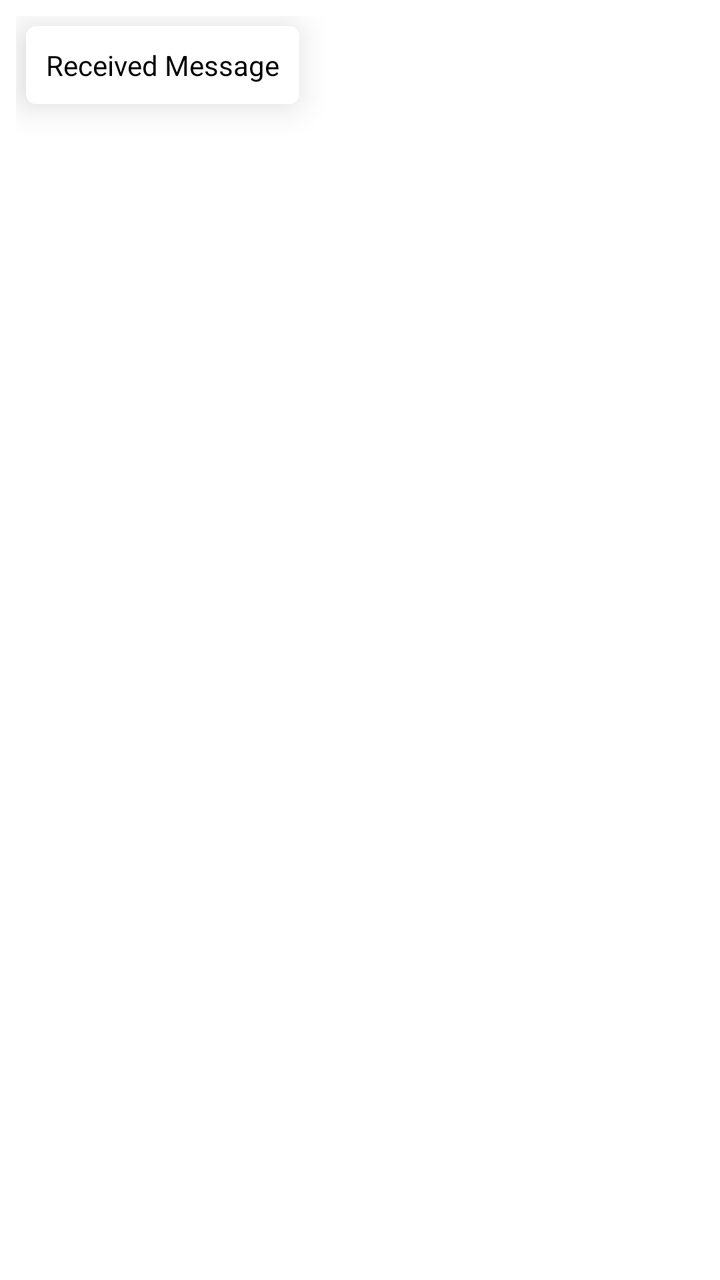
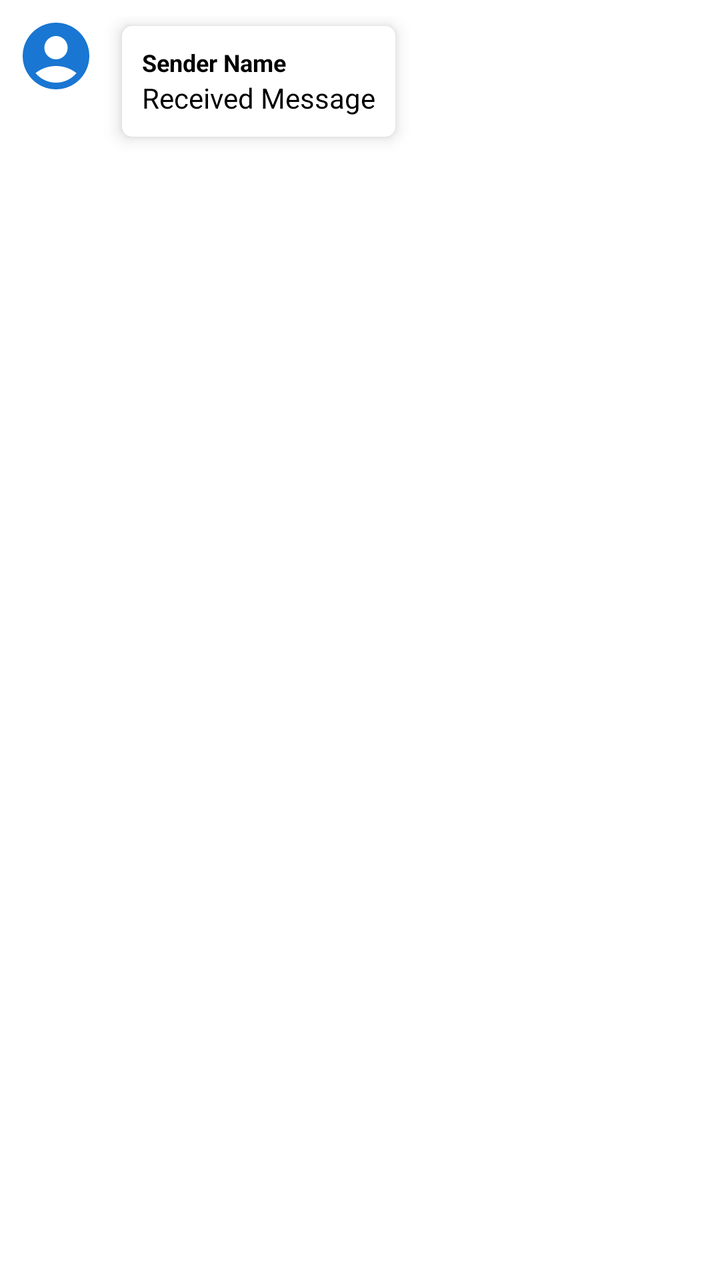

Before-and-after screenshots of an Android layout around one commit, followed by the original layout XML and the change that was made.
<!-- AndroidManifest.xml: application theme Theme.CQ_mobile -->
<!-- res/layout/item_message_received.xml -->
<LinearLayout xmlns:android="http://schemas.android.com/apk/res/android"
    android:layout_width="match_parent"
    android:layout_height="wrap_content"
    android:gravity="start"
    android:orientation="horizontal"
    android:padding="8dp">

    <LinearLayout
        android:id="@+id/messageContainer"
        android:layout_width="wrap_content"
        android:layout_height="wrap_content"
        android:elevation="10dp"
        android:background="@drawable/background_white"
        android:padding="10dp"
        android:layout_margin="5dp"
        android:orientation="vertical">

        <TextView
            android:id="@+id/messageText"
            android:layout_width="wrap_content"
            android:layout_height="wrap_content"
            android:text="Received Message"
            android:textColor="@android:color/black"
            android:textSize="14sp" />
    </LinearLayout>

</LinearLayout>
<!-- resources referenced by this layout -->
<resources>
  <!-- drawable background_white (drawable) -->
  <shape xmlns:android="http://schemas.android.com/apk/res/android">
      
      <solid android:color="#FFFFFF" /> 
  
      
      <corners android:radius="5dp" />
  
      
      <padding
          android:left="8dp"
          android:top="8dp"
          android:right="8dp"
          android:bottom="8dp" />
  </shape>
  <style name="Theme.CQ_mobile" parent="Theme.MaterialComponents.DayNight.DarkActionBar">
          
          <item name="colorPrimary">@color/purple_500</item>
          <item name="colorPrimaryVariant">@color/purple_700</item>
          <item name="colorOnPrimary">@color/white</item>
          
          <item name="colorSecondary">@color/teal_200</item>
          <item name="colorSecondaryVariant">@color/teal_700</item>
          <item name="colorOnSecondary">@color/black</item>
          
          <item name="android:statusBarColor">?attr/colorPrimaryVariant</item>
          
      </style>
  <color name="purple_500">#000000</color>
  <color name="purple_700">#000000</color>
  <color name="white">#FFFFFFFF</color>
  <color name="teal_200">#1976D2</color>
  <color name="teal_700">#FF018786</color>
  <color name="black">#FF000000</color>
</resources>

<!-- the commit's change to res/layout/item_message_received.xml (unified diff, before → after) -->
@@ -1,3 +1,4 @@
+<?xml version="1.0" encoding="utf-8"?>
 <LinearLayout xmlns:android="http://schemas.android.com/apk/res/android"
     android:layout_width="match_parent"
     android:layout_height="wrap_content"
@@ -5,23 +6,39 @@
     android:orientation="horizontal"
     android:padding="8dp">
 
+    <ImageView
+        android:id="@+id/senderAvatar"
+        android:layout_width="40dp"
+        android:layout_height="40dp"
+        android:layout_marginEnd="8dp"
+        android:scaleType="centerCrop"
+        android:src="@drawable/emptyglide" />
+
     <LinearLayout
         android:id="@+id/messageContainer"
         android:layout_width="wrap_content"
         android:layout_height="wrap_content"
-        android:elevation="10dp"
+        android:elevation="5dp"
         android:background="@drawable/background_white"
         android:padding="10dp"
         android:layout_margin="5dp"
         android:orientation="vertical">
 
         <TextView
+            android:id="@+id/senderName"
+            android:layout_width="wrap_content"
+            android:layout_height="wrap_content"
+            android:text="Sender Name"
+            android:textSize="12sp"
+            android:textStyle="bold"
+            android:textColor="@android:color/black"/>
+
+        <TextView
             android:id="@+id/messageText"
             android:layout_width="wrap_content"
             android:layout_height="wrap_content"
             android:text="Received Message"
-            android:textColor="@android:color/black"
-            android:textSize="14sp" />
+            android:textSize="14sp"
+            android:textColor="@android:color/black"/>
     </LinearLayout>
-
 </LinearLayout>
<!-- resource entries referenced after the edit -->
@@ -15,6 +15,12 @@
           android:right="8dp"
           android:bottom="8dp" />
   </shape>
+  <!-- drawable emptyglide (drawable) -->
+  <vector xmlns:android="http://schemas.android.com/apk/res/android" android:height="24dp" android:tint="#1976D2" android:viewportHeight="24" android:viewportWidth="24" android:width="24dp">
+  
+      <path android:fillColor="@color/cq_grey" android:pathData="M12,2C6.48,2 2,6.48 2,12s4.48,10 10,10s10,-4.48 10,-10S17.52,2 12,2zM12,6c1.93,0 3.5,1.57 3.5,3.5S13.93,13 12,13s-3.5,-1.57 -3.5,-3.5S10.07,6 12,6zM12,20c-2.03,0 -4.43,-0.82 -6.14,-2.88C7.55,15.8 9.68,15 12,15s4.45,0.8 6.14,2.12C16.43,19.18 14.03,20 12,20z"/>
+  
+  </vector>
   <style name="Theme.CQ_mobile" parent="Theme.MaterialComponents.DayNight.DarkActionBar">
           
           <item name="colorPrimary">@color/purple_500</item>
@@ -28,6 +34,7 @@
           <item name="android:statusBarColor">?attr/colorPrimaryVariant</item>
           
       </style>
+  <color name="cq_grey">#C1C0C0</color>
   <color name="purple_500">#000000</color>
   <color name="purple_700">#000000</color>
   <color name="white">#FFFFFFFF</color>
